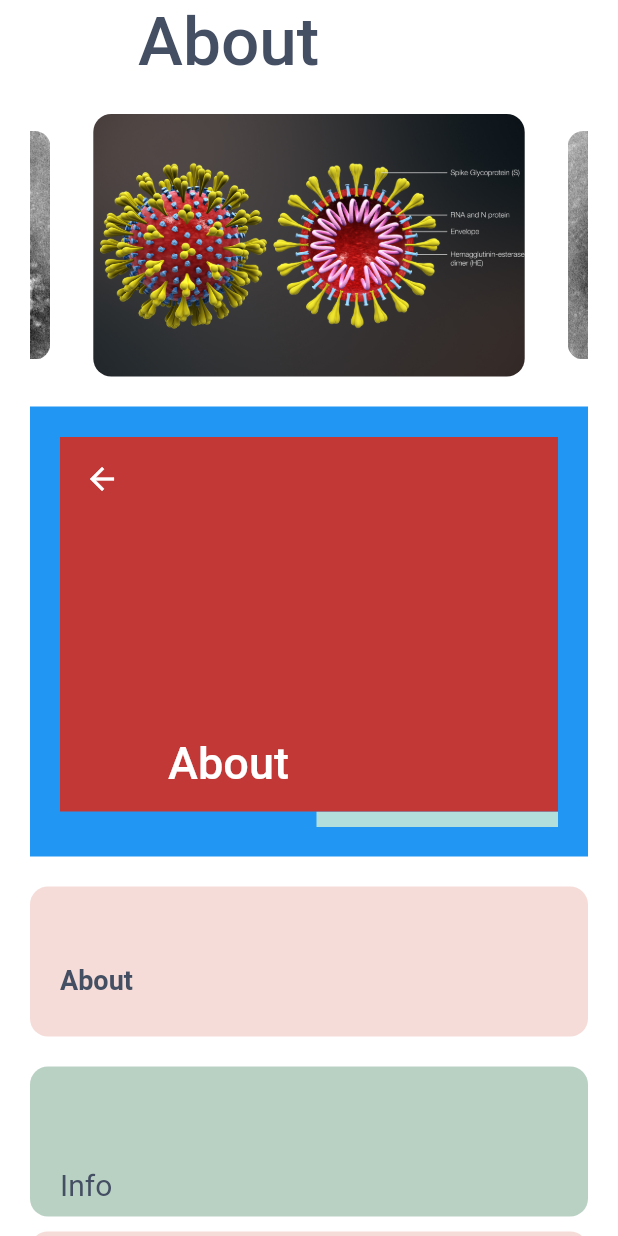
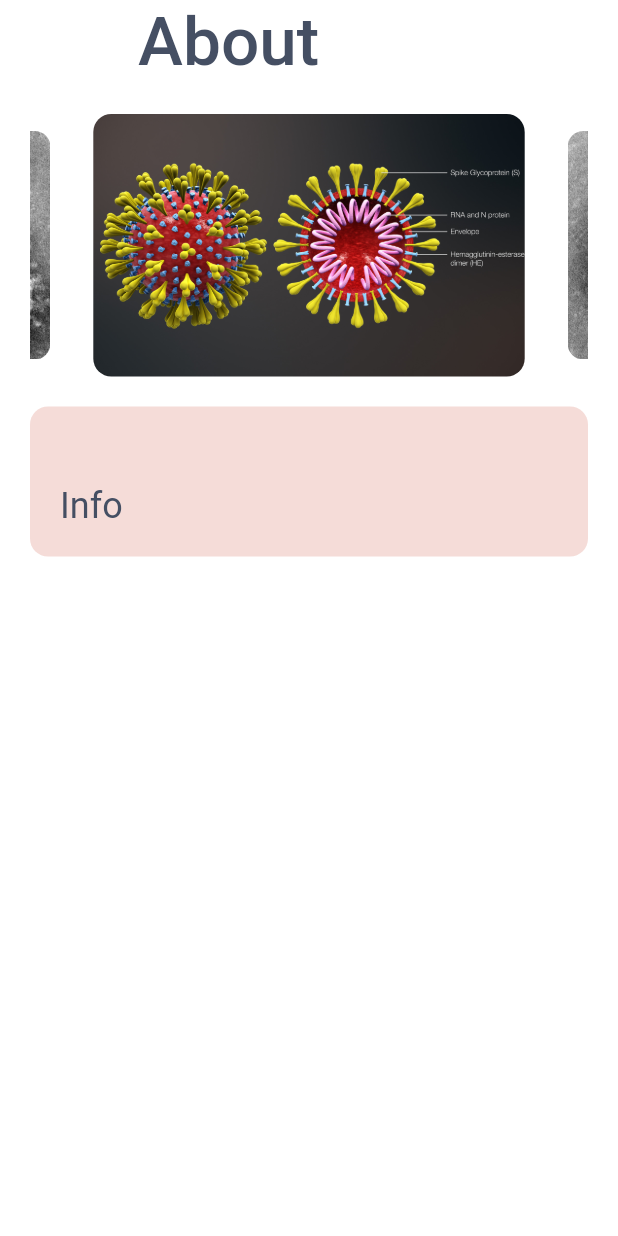
Before and after one commit to Brian-Rojas/Coronavirus, a Flutter app: the About screen opened directly, on a phone screen of 412 x 824 dp. Run offline on Flutter 3.47's test engine with Material 2 defaults, Android fonts, the phone set to English and light mode, and no system bars; drawn by our look-alikes of carousel_slider, expandable; our stand-ins replace auto_size_text, cloud_firestore, date_format, google_maps_flutter, location; accounts and stored records are empty.

Commit message:
animated card

```diff
--- a/lib/about.dart
+++ b/lib/about.dart
@@ -1,8 +1,8 @@
 import 'package:coronavirus_app/widgets/image_slider.dart';
 import 'package:flutter/material.dart';
-import 'widgets/animated_card.dart';
+// import 'widgets/animated_card.dart';
 import 'widgets/exp_animated.dart';
-import 'widgets/expandable.dart';
+// import 'widgets/expandable.dart';
 
 class About extends StatelessWidget {
   @override
@@ -31,21 +31,21 @@ class About extends StatelessWidget {
           child: Column(
             children: <Widget>[
               ImageSlider(),
-              AnimatedCard(),
               ExpAnimated(),
-              ExpandableCard(),
-              ExpandableCard(
-                title: "Transmission",
-                color: Color.fromRGBO(245, 220, 216, 1.0),
-              ),
-              ExpandableCard(
-                title: "Symptoms",
-                color: Color.fromRGBO(228, 209, 195, 1.0),
-              ),
-              ExpandableCard(
-                title: "Prevention",
-                color: Colors.amber,
-              ),
+              // AnimatedCard(),
+              // ExpandableCard(),
+              // ExpandableCard(
+              //   title: "Transmission",
+              //   color: Color.fromRGBO(245, 220, 216, 1.0),
+              // ),
+              // ExpandableCard(
+              //   title: "Symptoms",
+              //   color: Color.fromRGBO(228, 209, 195, 1.0),
+              // ),
+              // ExpandableCard(
+              //   title: "Prevention",
+              //   color: Colors.amber,
+              // ),
             ],
           ),
         ),
--- a/lib/widgets/exp_animated.dart
+++ b/lib/widgets/exp_animated.dart
@@ -1,3 +1,5 @@
+import 'dart:ui';
+
 import 'package:flutter/material.dart';
 import 'package:flutter/widgets.dart';
 
@@ -11,13 +13,23 @@ class _ExpAnimatedState extends State<ExpAnimated> {
   Color _color = Color.fromRGBO(245, 220, 216, 1.0);
   double _height = 100;
 
+  var info =
+      'A novel coronavirus (nCoV) is a new strain of coronavirus that has not been previously identified in humans. The new, or “novel” coronavirus, now called 2019-nCoV, had not previously detected before the outbreak was reported in Wuhan, China in December 2019.';
+
+  var transmission =
+      'Person-to-person spread is thought to occur mainly via respiratory droplets produced when an infected person coughs or sneezes, similar to how influenza and other respiratory pathogens spread. These droplets can land in the mouths or noses of people who are nearby or possibly be inhaled into the lungs. It’s currently unclear if a person can get 2019-nCoV by touching a surface or object that has the virus on it and then touching their own mouth, nose, or possibly their eyes.';
+
+  var symptoms = 'Common signs of infection include respiratory symptoms, fever, cough, shortness of breath and breathing difficulties. In more severe cases, infection can cause pneumonia, severe acute respiratory syndrome, kidney failure and even death.';
+
+  var prevention = 'Standard recommendations to prevent infection spread include regular hand washing, covering mouth and nose when coughing and sneezing, thoroughly cooking meat and eggs. Avoid close contact with anyone showing symptoms of respiratory illness such as coughing and sneezing.';
+
   void _animate() {
     setState(() {
       if (_height > 100) {
         _height = 100;
         _color = Color.fromRGBO(245, 220, 216, 1.0);
       } else {
-        _height = 300;
+        _height = 250;
         _color = Color.fromRGBO(245, 220, 216, 1.0);
       }
     });
@@ -41,41 +53,28 @@ class _ExpAnimatedState extends State<ExpAnimated> {
         width: _mediaQueryData.size.width,
         child: Container(
           padding: EdgeInsets.all(20),
-          child: Container(
           child: RichText(
             text: TextSpan(
               style: DefaultTextStyle.of(context).style,
               children: <TextSpan>[
                 TextSpan(text: '\n\n'),
                 TextSpan(
-                      text: 'About \n\n',
+                  text: 'Info \n\n',
                   style: TextStyle(
-                        fontSize: 18.0,
+                    fontSize: 24,
                     color: Theme.of(context).accentColor,
-                        fontWeight: FontWeight.bold,
+                    // fontWeight: FontWeight.bold,
                   ),
                 ),
                 TextSpan(
-                      text:
-                          'The 2019 Novel Coronavirus (2019-nCoV) is a virus (more specifically, a coronavirus) identified as the cause of an outbreak of respiratory illness first detected in Wuhan, China. Early on, many of the patients in the outbreak in Wuhan, China reportedly had some link to a large seafood and animal market, suggesting animal-to-person spread. However, a growing number of patients reportedly have not had exposure to animal markets, indicating person-to-person spread is occurring. At this time, it’s unclear how easily or sustainably this virus is spreading between people. \n\n',
+                  text:info,
                   style: TextStyle(
                     fontSize: 14.0,
                     color: Theme.of(context).accentColor,
                     // fontWeight: FontWeight.bold,
                   ),
                 ),
-                     TextSpan(
-                      text:
-                          'The 2019 Novel Coronavirus (2019-nCoV) is a virus (more specifically, a coronavirus) identified as the cause of an outbreak of respiratory illness first detected in Wuhan, China. Early on, many of the patients in the outbreak in Wuhan, China reportedly had some link to a large seafood and animal market, suggesting animal-to-person spread. However, a growing number of patients reportedly have not had exposure to animal markets, indicating person-to-person spread is occurring. At this time, it’s unclear how easily or sustainably this virus is spreading between people.',
-                      style: TextStyle(
-                        fontSize: 14.0,
-                        color: Theme.of(context).accentColor,
-                        // fontWeight: FontWeight.bold,
-                      ),
-                    ),
-
               ],
-                ),
             ),
           ),
         ),
```
Lines whose indentation alone changed are shown as unchanged.
